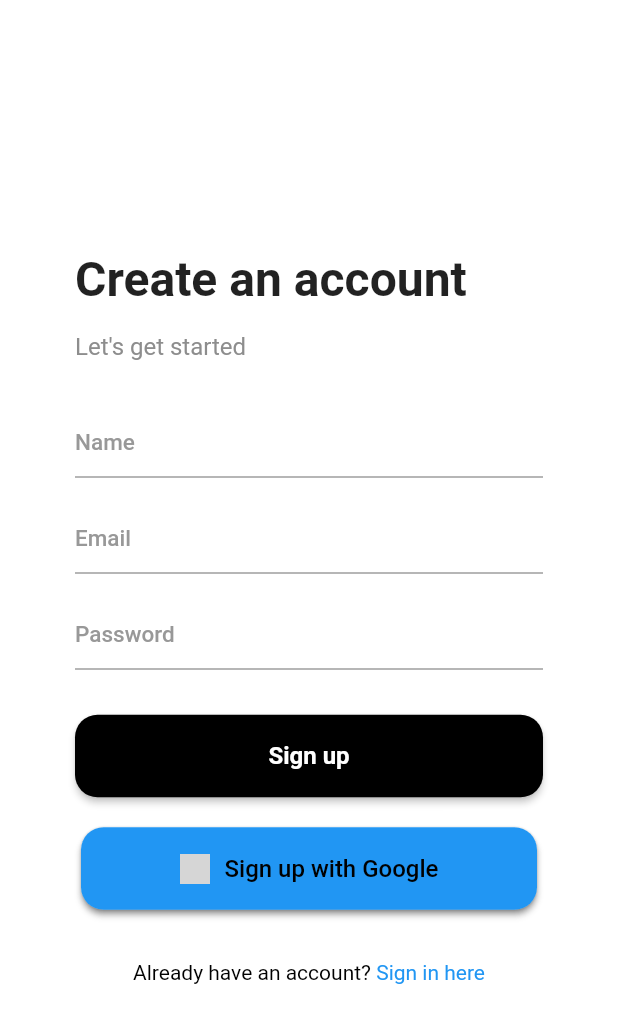
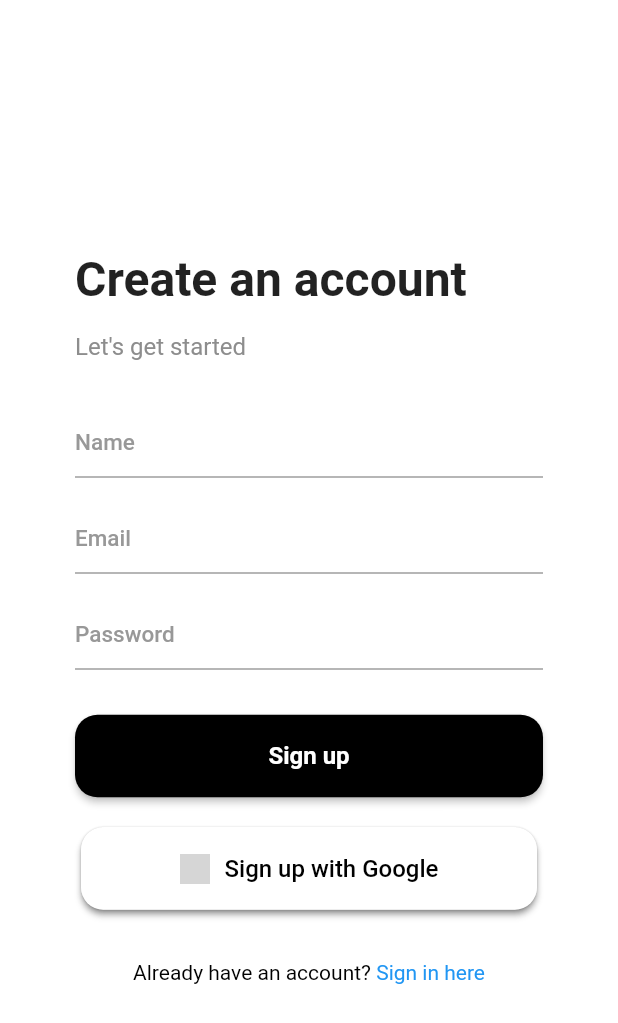
Before and after one commit to rakaatmaja/flutter-loginregister-ui, a Flutter app: the RegisterPage screen opened directly, on a phone screen of 412 x 824 dp. Shown: the top 1023 px of the screen. Run offline on Flutter 3.47's test engine with Material 2 defaults, Android fonts, the phone set to English and light mode, and no system bars; our stand-ins replace cloud_firestore, firebase_auth, flutter_spinkit, fluttertoast, google_sign_in, shared_preferences; accounts and stored records are empty; network calls fail; Roboto replaces fonts that are missing (Poopins); grey boxes are pictures that could not be loaded.

Commit message:
Update register.dart

```diff
--- a/src/lib/register.dart
+++ b/src/lib/register.dart
@@ -106,6 +106,7 @@ class _RegisterPageState extends State<RegisterPage> {
       height: 55,
       child: ElevatedButton(
         style: ButtonStyle(
+          backgroundColor: MaterialStateProperty.all(Colors.white),
           shape: MaterialStateProperty.all(
             RoundedRectangleBorder(
               borderRadius: BorderRadius.circular(15),
```
